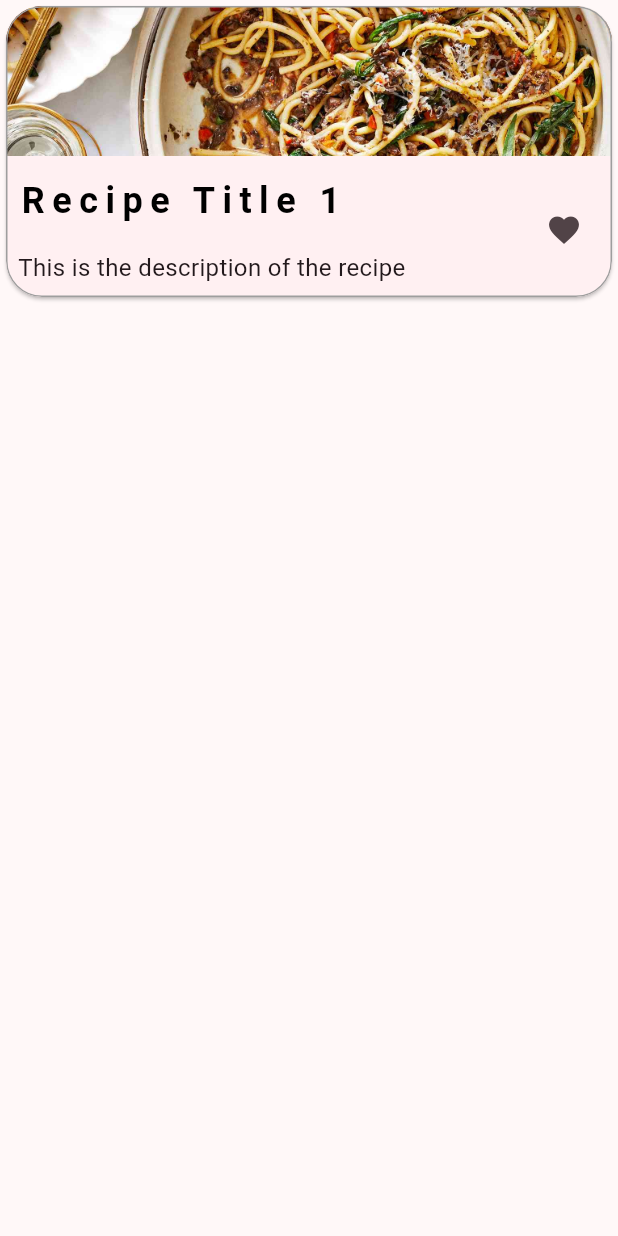
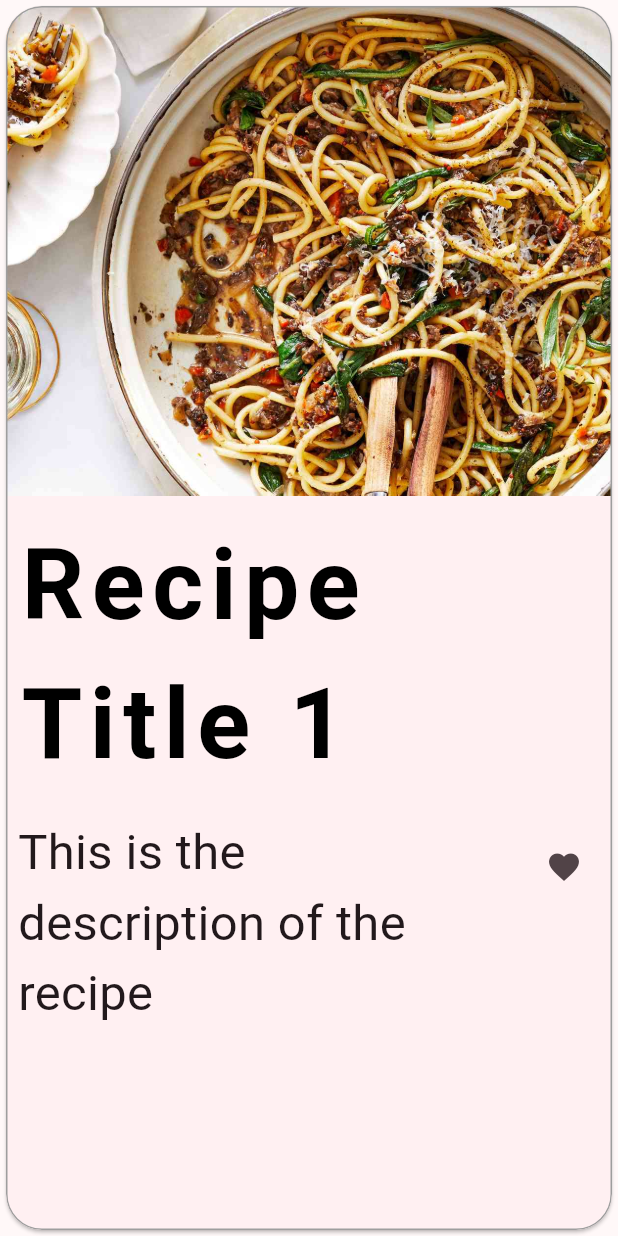
Before and after one commit to virujthakur/Ingredient-Inspired-Recipe-Recommender, a Flutter app: the RecipeCard widget shown alone on an empty page, opened directly, on a phone screen of 412 x 824 dp. Run offline on Flutter 3.47's test engine with Material 3 defaults, Android fonts, the phone set to English and light mode, and no system bars; our stand-ins replace fan_carousel_image_slider, google_nav_bar; missing offline and left inert: dart:html, multi_image_picker_view.

Commit message:
fixed a bug where the cards would overflow on different screen sizes

```diff
--- a/lib/pages/recipecard.dart
+++ b/lib/pages/recipecard.dart
@@ -1,7 +1,7 @@
 import 'package:flutter/material.dart';
 
 class RecipeCard extends StatefulWidget {
-  const RecipeCard({super.key});
+  const RecipeCard({Key? key}) : super(key: key);
 
   @override
   State<RecipeCard> createState() => _RecipeCardState();
@@ -16,32 +16,41 @@ class _RecipeCardState extends State<RecipeCard> {
         borderRadius: BorderRadius.circular(24),
         side: BorderSide(
           color: Colors.grey,
-          width: 1
-        )
+          width: 1,
         ),
-      child: Column(
+      ),
+      child: LayoutBuilder(
+        builder: (BuildContext context, BoxConstraints constraints) {
+          // Calculate the height and width based on available space
+          double cardHeight = constraints.maxHeight;
+          double cardWidth = constraints.maxWidth;
+
+          return Column(
             mainAxisSize: MainAxisSize.min,
             crossAxisAlignment: CrossAxisAlignment.start,
             children: [
               Ink.image(
                 image: AssetImage('assets/images/image1.jpg'),
-            height: 100,
+                height: cardHeight * 0.4, // Adjust the image height as needed
                 fit: BoxFit.cover,
               ),
               SizedBox(
                 height: 5,
               ),
-          Row(
+              Expanded(
+                child: Row(
                   mainAxisAlignment: MainAxisAlignment.spaceBetween,
                   children: [
-              Column(
+                    Expanded(
+                      child: Column(
                         crossAxisAlignment: CrossAxisAlignment.start,
                         children: [
                           Padding(
                             padding: EdgeInsets.all(8.0),
-                    child: Text('Recipe Title 1',
+                            child: Text(
+                              'Recipe Title 1',
                               style: TextStyle(
-                        fontSize: 24,
+                                fontSize: cardHeight * 0.08, // Adjust the font size
                                 fontWeight: FontWeight.bold,
                                 color: Colors.black,
                                 letterSpacing: 5,
@@ -50,21 +59,24 @@ class _RecipeCardState extends State<RecipeCard> {
                           ),
                           Padding(
                             padding: EdgeInsets.all(8.0),
-                    child: Text('This is the description of the recipe',
-                      style: TextStyle(
-                          fontSize: 16
-                      ),),
+                            child: Text(
+                              'This is the description of the recipe',
+                              style: TextStyle(fontSize: cardHeight * 0.04), // Adjust the font size
                             ),
-
+                          ),
                         ],
+                      ),
                     ),
                     Padding(
                       padding: const EdgeInsets.all(8.0),
-              child: IconButton(onPressed: (){}, icon: Icon(Icons.favorite)),
-            )
+                      child: IconButton(onPressed: () {}, icon: Icon(Icons.favorite)),
+                    ),
                   ],
                 ),
+              ),
             ],
+          );
+        },
       ),
     );
   }
```
Also changed, not shown: lib/pages/home.dart (+17 -4 lines). Lines whose indentation alone changed are shown as unchanged.
